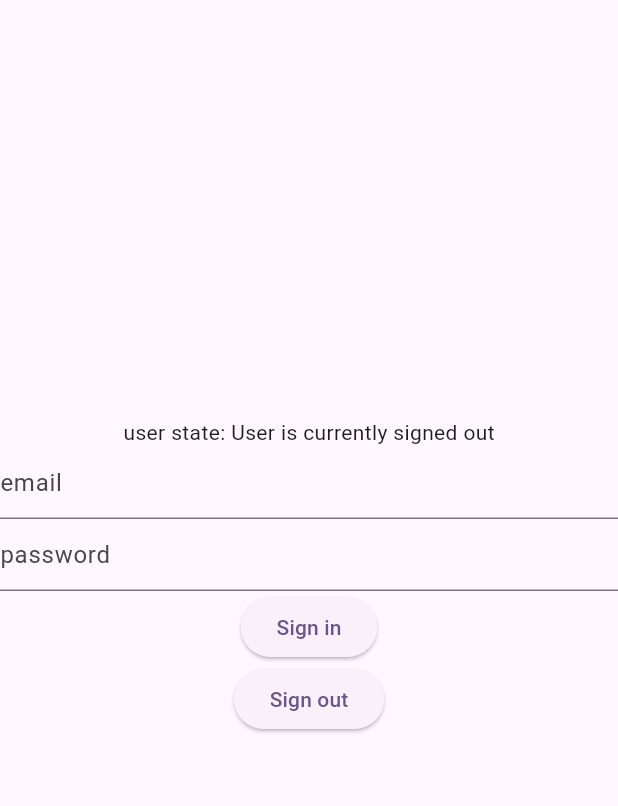
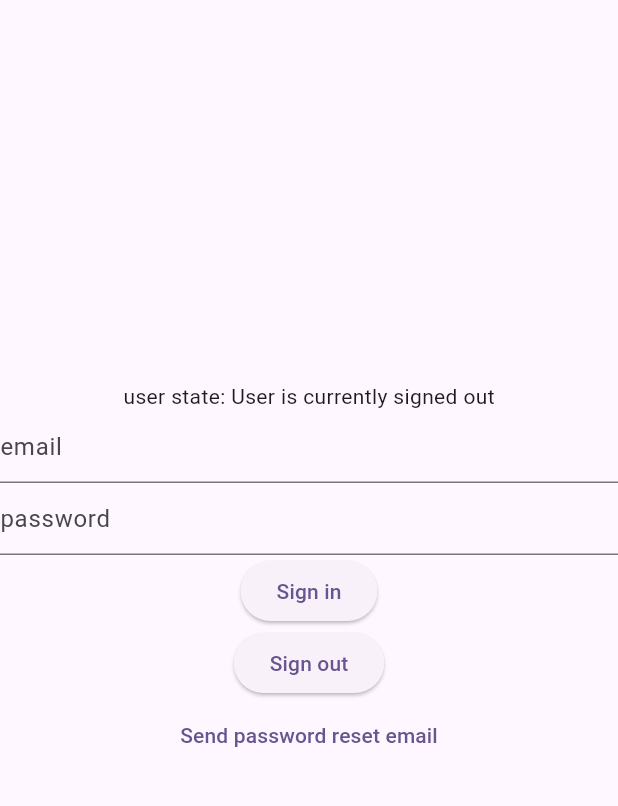
Before and after one commit to siuyin/flutter_authn, a Flutter app: the screen it shows after launch, on a phone screen of 412 x 824 dp, the part 84-890 px from its top. Run offline on Flutter 3.47's test engine with Material 3 defaults, Android fonts, the phone set to English and light mode, and no system bars; our stand-ins replace firebase_auth, firebase_core; accounts and stored records are empty.

Commit message:
feat: add password reset

```diff
--- a/lib/main.dart
+++ b/lib/main.dart
@@ -105,6 +105,16 @@ class _MyHomePageState extends State<MyHomePage> {
     await FirebaseAuth.instance.signOut();
   }
 
+  void sendPasswordResetEmail() async {
+    setState(() {
+      _userState =
+          'sending password reset instructions to ${emailController.text}';
+    });
+
+    await FirebaseAuth.instance
+        .sendPasswordResetEmail(email: emailController.text);
+  }
+
   @override
   void dispose() {
     emailController.dispose();
@@ -166,6 +176,9 @@ class _MyHomePageState extends State<MyHomePage> {
               onPressed: () => signOut(),
               child: const Text('Sign out'),
             ),
+            TextButton(
+                onPressed: () => sendPasswordResetEmail(),
+                child: const Text('Send password reset email')),
           ],
         ),
       ),
```
